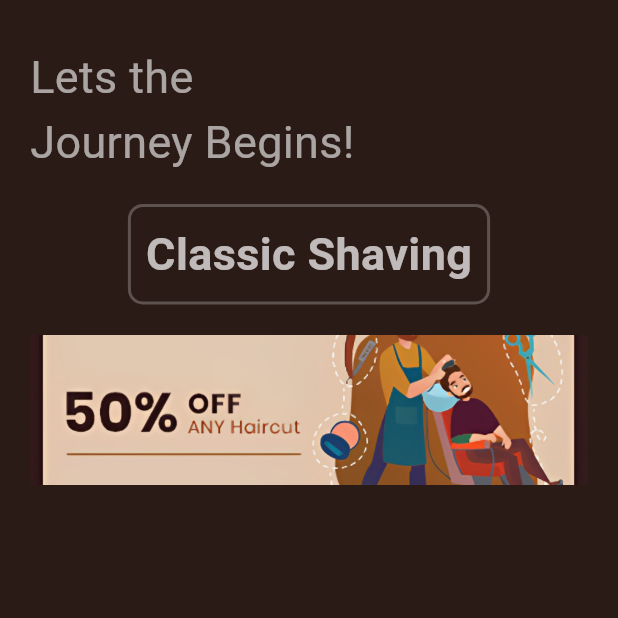
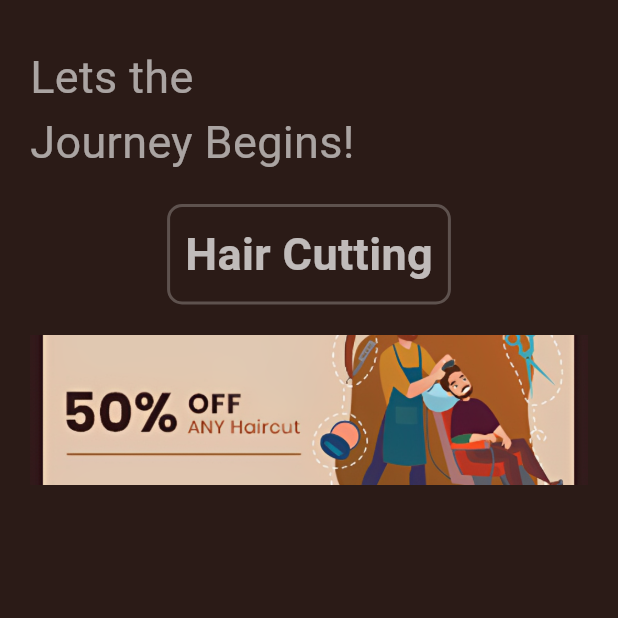
Before and after one commit to aliraza055/Barber-Shop, a Flutter app: the HomePage screen opened directly, after a tap on "Hair Cutting", on a phone screen of 412 x 824 dp, the top half of it. Run offline on Flutter 3.47's test engine with Material 3 defaults, Android fonts, the phone set to English and light mode, and no system bars.

Commit message:
pass serives name to the booking page

```diff
--- a/lib/pages/booking_page.dart
+++ b/lib/pages/booking_page.dart
@@ -1,7 +1,8 @@
 import 'package:flutter/material.dart';
 
 class BookingPage extends StatefulWidget {
-  const BookingPage({super.key});
+  String name;
+   BookingPage({super.key,required this.name});
 
   @override
   State<BookingPage> createState() => _BookingPageState();
@@ -35,7 +36,7 @@ class _BookingPageState extends State<BookingPage> {
     ),
     padding: EdgeInsets.all(10),
     child: Text(
-      "Classic Shaving",
+      widget.name,
       style: TextStyle(
         color: Colors.white70,
         fontSize: 30,
--- a/lib/pages/home_page.dart
+++ b/lib/pages/home_page.dart
@@ -50,7 +50,7 @@ class _HomePageState extends State<HomePage> {
              child: GridView.builder(
               gridDelegate: SliverGridDelegateWithFixedCrossAxisCount(
                 crossAxisCount: 2,
-                 mainAxisSpacing: 10,
+                mainAxisSpacing: 10,
                 crossAxisSpacing: 10,
                 childAspectRatio: 3/4,
                 ),
@@ -58,7 +58,7 @@ class _HomePageState extends State<HomePage> {
                itemBuilder: (context, index){
                 return  GestureDetector(
                 onTap: (){
-                  Navigator.push(context, MaterialPageRoute(builder: (_)=>BookingPage()));
+                  Navigator.push(context, MaterialPageRoute(builder: (_)=>BookingPage(name: services[index].name,)));
                 },
                  child: Container(
                   padding: EdgeInsets.only(top: 20,left: 10,right: 10),
```
